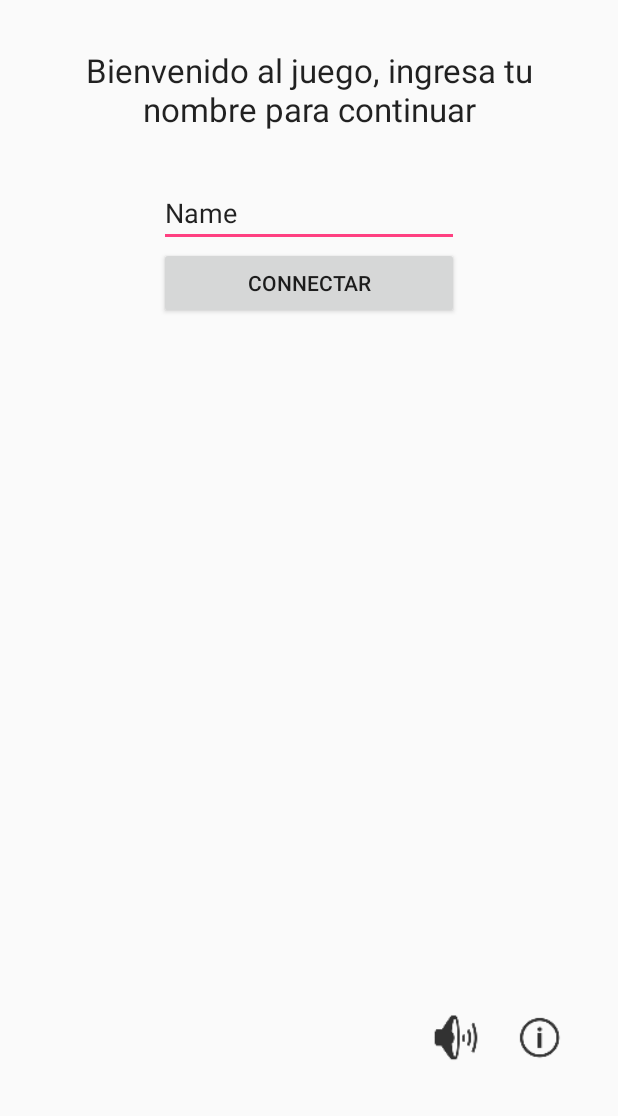
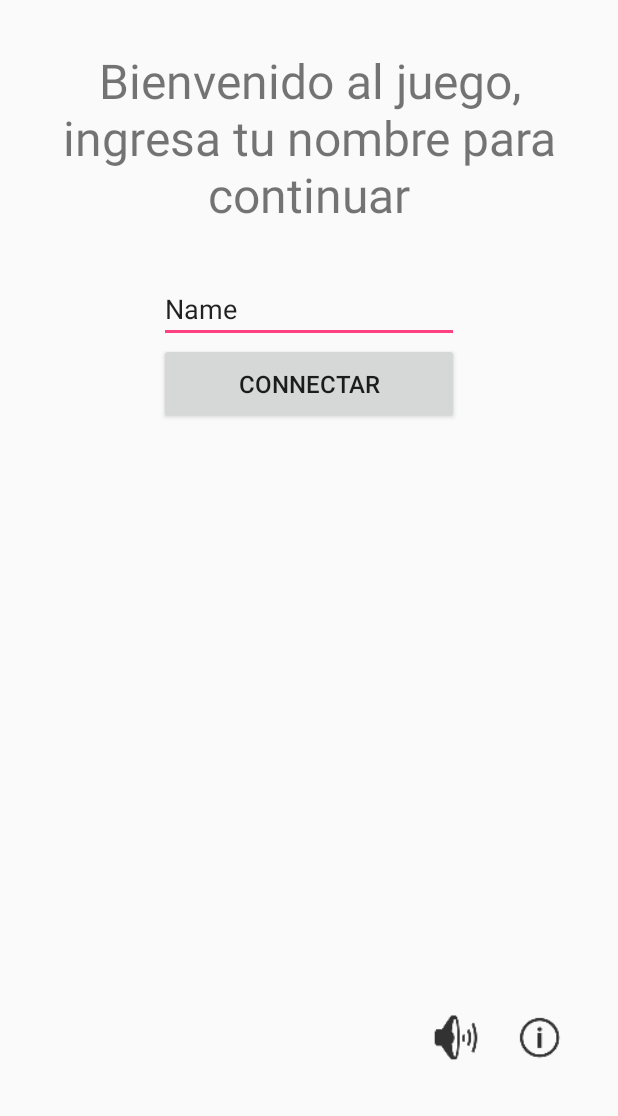
Before and after one commit to dccruzt/WeDraw, an Android app: the layout activity_input_name.xml on its own in the app's theme, with its tools: preview values and no code run, on a phone screen of 412 x 824 dp, the part 120-1236 px from its top. Run offline under Robolectric (Android 15) with nearby library versions, the phone set to English and light mode, and no system bars.

Commit message:
Made connect and input name layouts more responsive, added list item tv

```diff
--- a/app/src/main/res/layout/activity_connect.xml
+++ b/app/src/main/res/layout/activity_connect.xml
@@ -19,6 +19,7 @@
     android:layout_marginBottom="4dp"
     android:textAppearance="?android:attr/textAppearanceLarge"
     android:text="@string/select_tv"
+    android:textSize="@dimen/text_size_normal"
     android:layout_gravity="center_horizontal"/>
 
 <ListView
--- a/app/src/main/res/layout/activity_input_name.xml
+++ b/app/src/main/res/layout/activity_input_name.xml
@@ -13,7 +13,7 @@
     <TextView
         android:layout_width="match_parent"
         android:layout_height="wrap_content"
-        android:textAppearance="?android:textAppearanceLarge"
+        android:textSize="@dimen/text_size_normal"
         android:text="@string/input_name"
         android:layout_margin="32dp"
         android:textAlignment="center"
@@ -21,7 +21,7 @@
 
     <EditText
         android:id="@+id/activity_input_name_edit_text"
-        android:layout_width="200dp"
+        android:layout_width="@dimen/input_width"
         android:layout_height="wrap_content"
         android:inputType="text"
         tools:text="Name"
@@ -30,35 +30,39 @@
 
     <Button
         android:id="@+id/activity_input_name_button"
-        android:layout_width="200dp"
+        android:layout_width="@dimen/input_width"
         android:layout_height="wrap_content"
+        android:padding="16dp"
         android:text="@string/connect"
+        android:textSize="@dimen/button_text_size_normal"
         android:layout_gravity="center_horizontal" />
 
     <LinearLayout
         android:orientation="horizontal"
-        android:layout_gravity="right|bottom"
+        android:layout_gravity="right"
         android:layout_width="wrap_content"
-        android:layout_height="fill_parent"
+        android:layout_height="match_parent"
         android:layout_marginRight="32dp"
         >
 
         <Button
             android:id="@+id/activity_input_name_sound_button"
+            android:layout_gravity="bottom"
             android:layout_width="@dimen/option_button"
             android:layout_height="@dimen/option_button"
             android:background="@drawable/sound"
             android:layout_marginRight="16dp"
             android:layout_marginBottom="16dp"
-            android:layout_gravity="bottom"/>
+            />
 
         <Button
             android:id="@+id/activity_input_name_info_button"
+            android:layout_gravity="bottom"
             android:layout_width="@dimen/option_button"
             android:layout_height="@dimen/option_button"
             android:background="@drawable/info"
             android:layout_marginBottom="16dp"
-            android:layout_gravity="bottom"/>
+            />
     </LinearLayout>
 
 </LinearLayout>
--- a/app/src/main/res/values-large/dimens.xml
+++ b/app/src/main/res/values-large/dimens.xml
@@ -2,5 +2,10 @@
 <resources>
     <dimen name="logo_size_normal">150dp</dimen>
     <dimen name="logo_size_small">120dp</dimen>
-    <dimen name="option_button">80dp</dimen>
+    <dimen name="option_button">60dp</dimen>
+    <dimen name="text_size_normal">48dp</dimen>
+    <dimen name="button_text_size_normal">24dp</dimen>
+    <dimen name="input_width">400dp</dimen>
+    <dimen name="text_item_height">50dp</dimen>
+    <dimen name="text_item_size">24dp</dimen>
 </resources>
--- a/app/src/main/res/values-xlarge/dimens.xml
+++ b/app/src/main/res/values-xlarge/dimens.xml
@@ -1,6 +1,11 @@
 <?xml version="1.0" encoding="utf-8"?>
 <resources>
     <dimen name="logo_size_normal">200dp</dimen>
-    <dimen name="logo_size_small">160dp</dimen>
-    <dimen name="option_button">120dp</dimen>
+    8<dimen name="logo_size_small">160dp</dimen>
+    <dimen name="option_button">80dp</dimen>
+    <dimen name="text_size_normal">64dp</dimen>
+    <dimen name="button_text_size_normal">32dp</dimen>
+    <dimen name="input_width">600dp</dimen>
+    <dimen name="text_item_height">60dp</dimen>
+    <dimen name="text_item_size">32dp</dimen>
 </resources>
--- a/app/src/main/res/values/dimens.xml
+++ b/app/src/main/res/values/dimens.xml
@@ -4,4 +4,9 @@
     <dimen name="option_button">40dp</dimen>
     <dimen name="activity_horizontal_margin">16dp</dimen>
     <dimen name="activity_vertical_margin">16dp</dimen>
+    <dimen name="text_size_normal">32dp</dimen>
+    <dimen name="button_text_size_normal">16dp</dimen>
+    <dimen name="input_width">200dp</dimen>
+    <dimen name="text_item_height">40dp</dimen>
+    <dimen name="text_item_size">16dp</dimen>
 </resources>
```
Also changed, not shown: app/src/main/res/layout/list_item_tv.xml (added, +16 -0 lines).
